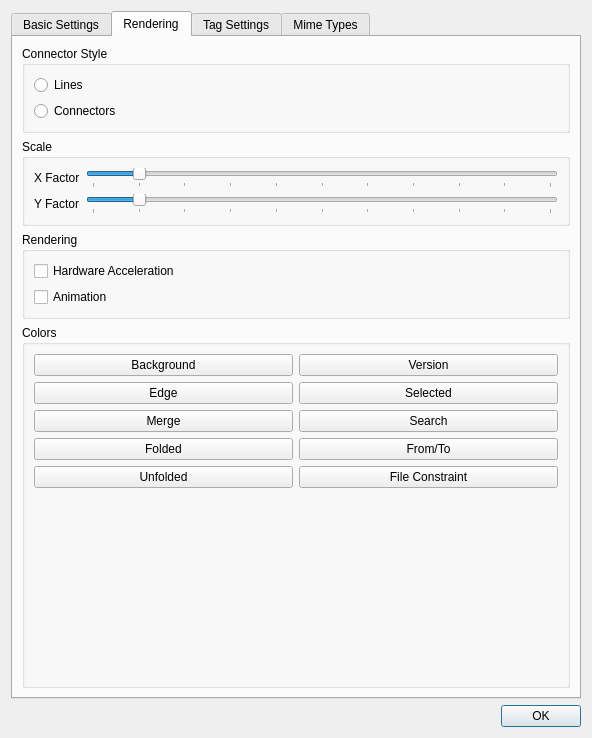
Qt form gvtree_preferences.ui (wtr9987/gvtree) before a commit.
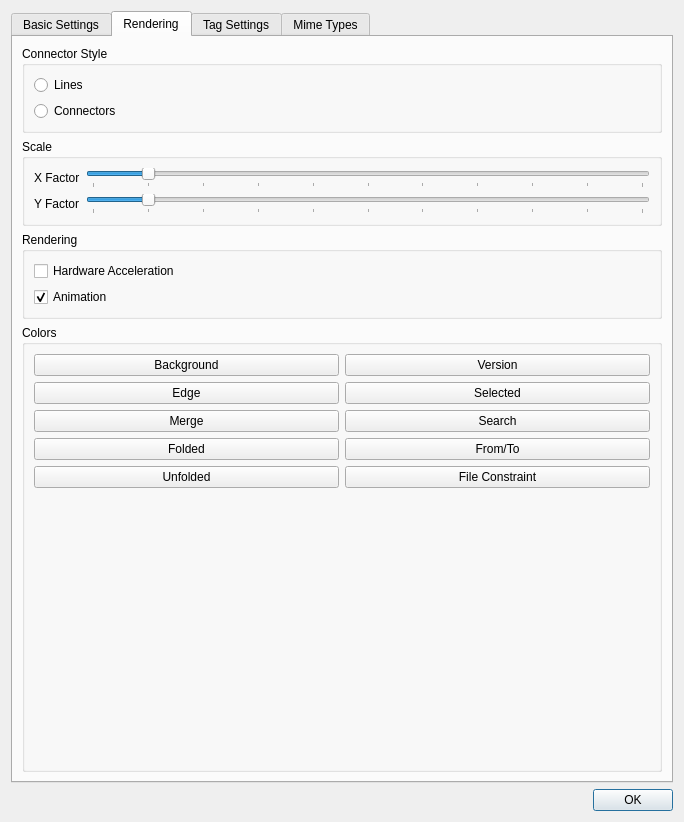
The same form after that commit. The open tabs and pages were chosen to show the change. Icons and pictures are not drawn. Custom widgets are drawn as their Qt base class.

Commit message: Context menu of unfolded version fixed, animation set to default

```diff
--- a/gvtree_preferences.ui
+++ b/gvtree_preferences.ui
@@ -6,8 +6,8 @@
    <rect>
     <x>0</x>
     <y>0</y>
-    <width>592</width>
-    <height>738</height>
+    <width>684</width>
+    <height>822</height>
    </rect>
   </property>
   <property name="sizePolicy">
@@ -601,6 +601,9 @@
             <property name="text">
              <string>Animation</string>
             </property>
+            <property name="checked">
+             <bool>true</bool>
+            </property>
            </widget>
           </item>
          </layout>
```
Left out of the diff: 2 changed lines with no effect on the pictures. The commit also changes 2 other files.
